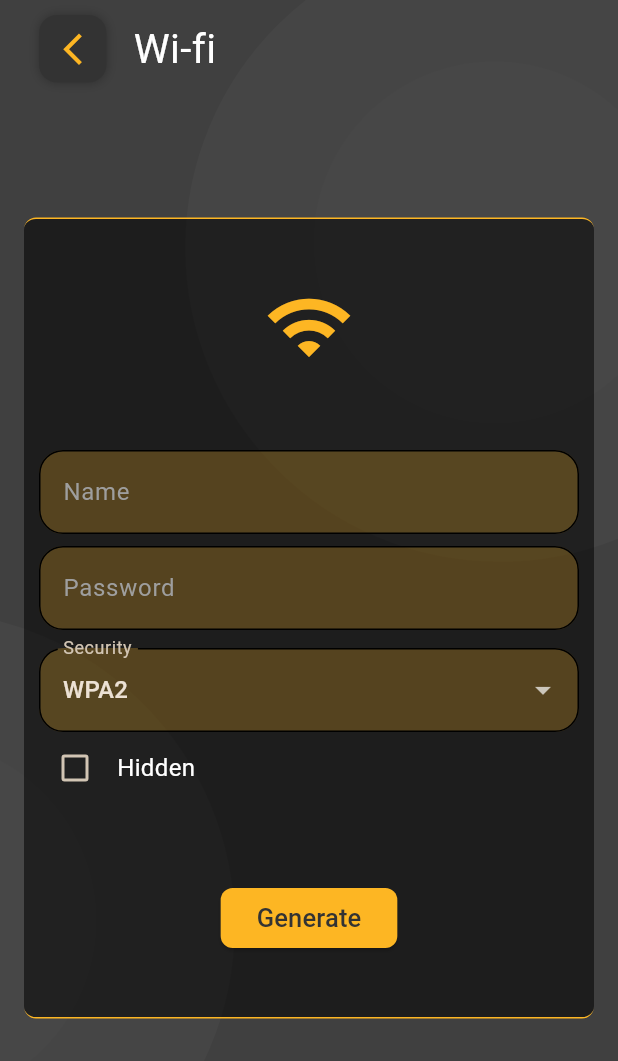
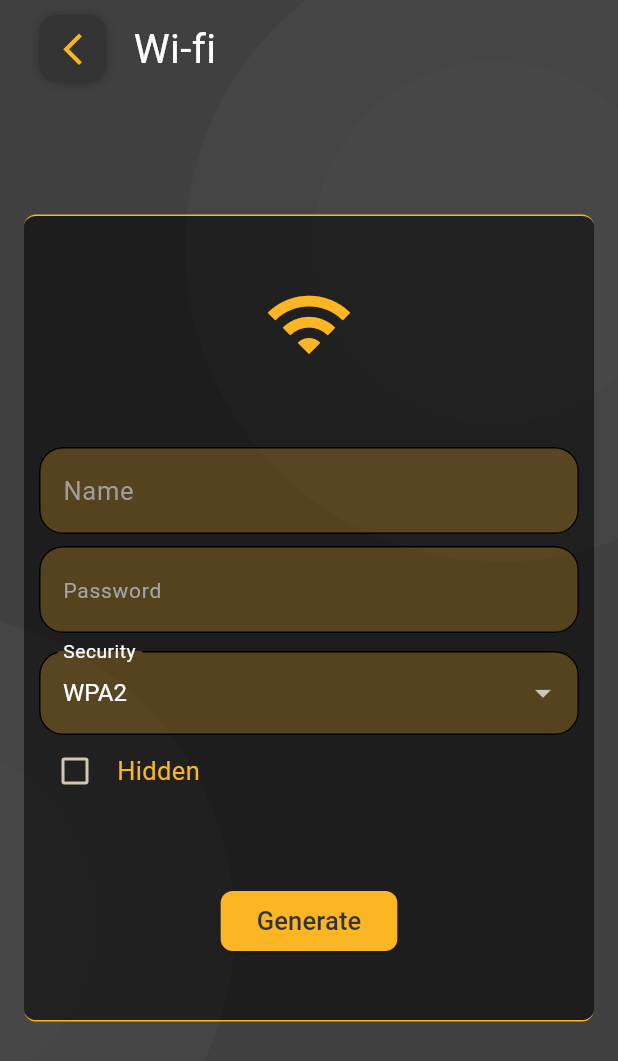
Before and after one commit to MuhammedHelal/qr_reader, a Flutter app: the WifiQrView screen opened directly, on a phone screen of 412 x 824 dp. Shown: the top 1061 px of the screen. Run offline on Flutter 3.47's test engine with Material 3 defaults, Android fonts, the light colour scheme and no system bars; our stand-ins replace flutter_bloc, flutter_svg, fluttertoast, gallery_saver, gap, get_it and 9 more; missing offline and left inert: flutter_share, qr_code_scanner, qr_code_tools, wifi_iot; accounts and stored records are empty; Roboto replaces fonts that are missing (Itim); statements that could not run were skipped.

Commit message:
Refactor Text Styles and Theme Configuration
- Added new `TextStyle` constants in `text_styles.dart` for consistent text styling across the app.
- Updated `theme.dart` to use the new `TextStyle` constants for input decoration and hint styles.
- Applied the new `TextStyle` constants to various `TextFormField` widgets in the QR generation feature views to ensure consistent text appearance.
- Removed redundant `TextTheme` configuration in `theme.dart` as it is now managed through `TextStyle` constants.

```diff
--- a/lib/core/utils/text_styles.dart
+++ b/lib/core/utils/text_styles.dart
@@ -3,6 +3,11 @@ import 'package:google_fonts/google_fonts.dart';
 import 'package:qr_reader/core/utils/colors.dart';
 
 abstract class AppTextStyles {
+  static const TextStyle primary17W400 = TextStyle(
+    color: AppColors.primary,
+    fontSize: 17,
+    fontWeight: FontWeight.w400,
+  );
   static const TextStyle primary24W600 = TextStyle(
     color: AppColors.primary,
     fontSize: 24,
@@ -36,10 +41,12 @@ abstract class AppTextStyles {
     fontWeight: FontWeight.w400,
   );
   static const TextStyle white17W400 = TextStyle(
+    color: Colors.white,
     fontSize: 17,
     fontWeight: FontWeight.w400,
   );
   static const TextStyle white16W400 = TextStyle(
+    color: Colors.white,
     fontSize: 16,
     fontWeight: FontWeight.w400,
   );
--- a/lib/core/utils/theme.dart
+++ b/lib/core/utils/theme.dart
@@ -1,6 +1,7 @@
 import 'package:flutter/material.dart';
 import 'package:google_fonts/google_fonts.dart';
 import 'package:qr_reader/core/utils/colors.dart';
+import 'package:qr_reader/core/utils/text_styles.dart';
 
 abstract class AppTheme {
   static final ThemeData darkTheme = ThemeData(
@@ -22,6 +23,7 @@ abstract class AppTheme {
         foregroundColor: AppColors.blackGreyish,
       ),
     ),
+
     inputDecorationTheme: InputDecorationTheme(
       errorBorder: const OutlineInputBorder(
         borderRadius: BorderRadius.all(
@@ -32,7 +34,8 @@ abstract class AppTheme {
       focusedErrorBorder: OutlineInputBorder(
         borderRadius: BorderRadius.circular(16),
       ),
-      hintStyle: const TextStyle(color: Colors.grey),
+      hintStyle: AppTextStyles.grey14W400,
+      labelStyle: AppTextStyles.white17W400,
       filled: true,
       fillColor: AppColors.primary.withOpacity(0.25),
       focusedBorder: const OutlineInputBorder(
@@ -50,13 +53,6 @@ abstract class AppTheme {
       color: AppColors.primary,
       size: 45,
     ),
-    textTheme: GoogleFonts.itimTextTheme(
-      const TextTheme(
-        bodyMedium: TextStyle(
-          color: Colors.white,
-          fontSize: 16,
-        ),
-      ),
-    ),
+    textTheme: GoogleFonts.itimTextTheme(),
   );
 }
--- a/lib/features/generate_qr/presentation/views/email_qr_view.dart
+++ b/lib/features/generate_qr/presentation/views/email_qr_view.dart
@@ -72,6 +72,7 @@ class _EmailQrViewState extends State<EmailQrView> {
                               child: Column(
                                 children: [
                                   TextFormField(
+                                    style: AppTextStyles.white16W400,
                                     validator: (value) {
                                       if (value == null || value.isEmpty) {
                                         return 'Enter email';
@@ -89,6 +90,7 @@ class _EmailQrViewState extends State<EmailQrView> {
                                   ),
                                   const Gap(12),
                                   TextFormField(
+                                    style: AppTextStyles.white16W400,
                                     validator: (value) {
                                       if (value == null || value.isEmpty) {
                                         return 'Enter subject';
@@ -104,6 +106,7 @@ class _EmailQrViewState extends State<EmailQrView> {
                                   ),
                                   const Gap(12),
                                   TextFormField(
+                                    style: AppTextStyles.white16W400,
                                     validator: (value) {
                                       if (value == null || value.isEmpty) {
                                         return 'Enter body';
--- a/lib/features/generate_qr/presentation/views/event_qr_view.dart
+++ b/lib/features/generate_qr/presentation/views/event_qr_view.dart
@@ -74,6 +74,7 @@ class _EventQrViewState extends State<EventQrView> {
                               child: Column(
                                 children: [
                                   TextFormField(
+                                    style: AppTextStyles.white16W400,
                                     validator: (value) {
                                       if (value == null || value.isEmpty) {
                                         return 'Enter event name';
@@ -105,6 +106,7 @@ class _EventQrViewState extends State<EventQrView> {
                                       }
                                     },
                                     child: TextFormField(
+                                      style: AppTextStyles.white16W400,
                                       validator: (value) {
                                         if (value == null || value.isEmpty) {
                                           return 'Choose start date';
@@ -141,6 +143,7 @@ class _EventQrViewState extends State<EventQrView> {
                                       }
                                     },
                                     child: TextFormField(
+                                      style: AppTextStyles.white16W400,
                                       validator: (value) {
                                         if (value == null || value.isEmpty) {
                                           return 'Choose end date';
@@ -160,6 +163,7 @@ class _EventQrViewState extends State<EventQrView> {
                                   ),
                                   const Gap(8),
                                   TextFormField(
+                                    style: AppTextStyles.white16W400,
                                     validator: (value) {
                                       if (value == null || value.isEmpty) {
                                         return 'Enter event address';
@@ -176,6 +180,7 @@ class _EventQrViewState extends State<EventQrView> {
                                   ),
                                   const Gap(8),
                                   TextFormField(
+                                    style: AppTextStyles.white16W400,
                                     validator: (value) {
                                       if (value == null || value.isEmpty) {
                                         return 'Enter description';
--- a/lib/features/generate_qr/presentation/views/sms_qr_view.dart
+++ b/lib/features/generate_qr/presentation/views/sms_qr_view.dart
@@ -67,6 +67,7 @@ class _SmsQrViewState extends State<SmsQrView> {
                               child: Column(
                                 children: [
                                   TextFormField(
+                                    style: AppTextStyles.white16W400,
                                     validator: (value) {
                                       if (value == null || value.isEmpty) {
                                         return 'Enter phone number';
@@ -83,6 +84,7 @@ class _SmsQrViewState extends State<SmsQrView> {
                                   ),
                                   const Gap(12),
                                   TextFormField(
+                                    style: AppTextStyles.white16W400,
                                     validator: (value) {
                                       if (value == null || value.isEmpty) {
                                         return 'Enter body';
--- a/lib/features/generate_qr/presentation/views/text_qr_view.dart
+++ b/lib/features/generate_qr/presentation/views/text_qr_view.dart
@@ -62,6 +62,7 @@ class _TextQrViewState extends State<TextQrView> {
                             child: Form(
                               key: formKey,
                               child: TextFormField(
+                                style: AppTextStyles.white17W400,
                                 validator: (value) {
                                   if (value == null || value.isEmpty) {
                                     return 'Enter your text';
--- a/lib/features/generate_qr/presentation/views/website_qr_view.dart
+++ b/lib/features/generate_qr/presentation/views/website_qr_view.dart
@@ -67,6 +67,7 @@ class _WebsiteQrViewState extends State<WebsiteQrView> {
                             child: Form(
                               key: formKey,
                               child: TextFormField(
+                                style: AppTextStyles.white16W400,
                                 validator: (value) {
                                   if (value == null || value.isEmpty) {
                                     return 'Enter your website url';
--- a/lib/features/generate_qr/presentation/views/wifi_qr_view.dart
+++ b/lib/features/generate_qr/presentation/views/wifi_qr_view.dart
@@ -71,6 +71,7 @@ class _WifiQrViewState extends State<WifiQrView> {
                               child: Column(
                                 children: [
                                   TextFormField(
+                                    style: AppTextStyles.white17W400,
                                     validator: (value) {
                                       if (value == null || value.isEmpty) {
                                         return 'Enter wifi name';
@@ -89,6 +90,7 @@ class _WifiQrViewState extends State<WifiQrView> {
                                   securityValue == 'None'
                                       ? const SizedBox.shrink()
                                       : TextFormField(
+                                          style: AppTextStyles.white17W400,
                                           validator: (value) {
                                             if (value == null ||
                                                 value.isEmpty) {
@@ -105,6 +107,7 @@ class _WifiQrViewState extends State<WifiQrView> {
                                         ),
                                   const Gap(12),
                                   DropdownButtonFormField(
+                                    style: AppTextStyles.white16W400,
                                     decoration: const InputDecoration(
                                       labelText: 'Security',
                                     ),
@@ -134,7 +137,10 @@ class _WifiQrViewState extends State<WifiQrView> {
                                         },
                                       ),
                                       const Gap(4),
-                                      const Text('Hidden'),
+                                      const Text(
+                                        'Hidden',
+                                        style: AppTextStyles.primary17W400,
+                                      ),
                                     ],
                                   ),
                                 ],
```
